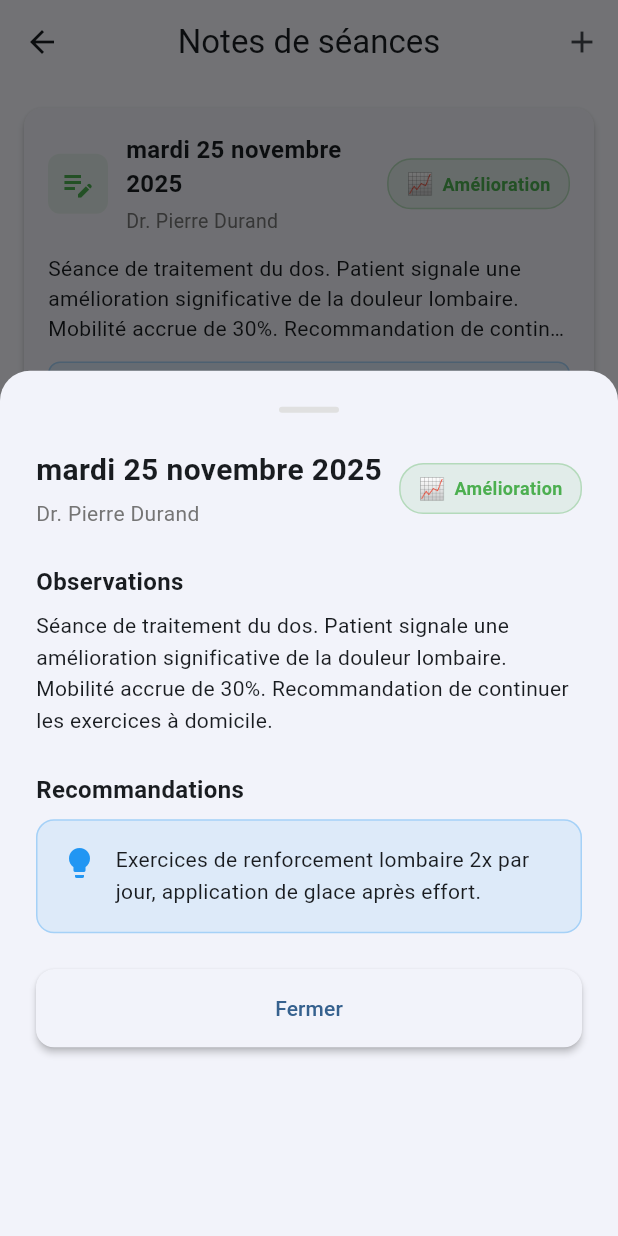
After one commit to RBSoftwareAI/kine, a Flutter app: the SessionNotesScreen screen opened directly, after a tap on an icon or button, on a phone screen of 412 x 824 dp. The commit adds this screen. Run offline on Flutter 3.47's test engine with Material 3 defaults, Android fonts, the phone set to English and light mode, and no system bars; our stand-ins replace cloud_firestore, csv, firebase_auth, firebase_core, fl_chart, shared_preferences and 1 more; missing offline and left inert: dart:html; accounts and stored records are empty.

Commit message:
✨ UX: 4 améliorations suite retours utilisateur
🎯 Améliorations implémentées :

1️⃣ ✅ Contraste amélioré
- Sous-titre du bouton 'Découvrir MediDesk' plus lisible
- Couleur: #000000 70% opacité + fontWeight 500

2️⃣ ✅ Accès cartographie douleurs
- Nouveau menu 'Cartographie des douleurs' (icône accessibility_new)
- Navigation vers PainTrackingScreen
- Accessible manuellement depuis menu professionnel

3️⃣ ✅ Écran notes de séances
- SessionNotesScreen créé avec 5 notes factices
- Affichage: date, observations, recommandations, statut
- Statuts: Amélioration, Stable, Dégradation, Guérison
- Bottom sheet pour détail complet d'une note
- Accessible depuis menu 'Notes de séance'

4️⃣ ✅ Détail patient au clic
- Code navigation déjà présent (PatientDetailScreen)
- Fonctionnalité native de patients_list_screen.dart
- Clic sur patient → détail avec toutes infos

📦 Nouveaux fichiers :
- lib/screens/session_notes/session_notes_screen.dart

🔧 Fichiers modifiés :
- lib/views/home/home_screen.dart (contraste + menus)

🎨 Notes factices : 5 exemples (dos, épaule, genou, cervicale, lombaire)
💡 Immersion praticiens : visualisation réaliste des séances

Session 26 Nov 2025 - Améliorations UX suite feedback utilisateur

```diff
--- /dev/null
+++ b/lib/screens/session_notes/session_notes_screen.dart
@@ -0,0 +1,448 @@
+import 'package:flutter/material.dart';
+import 'package:intl/intl.dart';
+import '../../models/session_note.dart';
+import '../../utils/app_theme.dart';
+
+/// Écran de gestion des notes de séances
+class SessionNotesScreen extends StatefulWidget {
+  const SessionNotesScreen({super.key});
+
+  @override
+  State<SessionNotesScreen> createState() => _SessionNotesScreenState();
+}
+
+class _SessionNotesScreenState extends State<SessionNotesScreen> {
+  List<SessionNote> _sessionNotes = [];
+  bool _isLoading = true;
+
+  @override
+  void initState() {
+    super.initState();
+    _loadSessionNotes();
+  }
+
+  Future<void> _loadSessionNotes() async {
+    // Pour la démonstration, créer des notes factices
+    await Future.delayed(const Duration(milliseconds: 500));
+
+    setState(() {
+      _sessionNotes = _getMockSessionNotes();
+      _isLoading = false;
+    });
+  }
+
+  List<SessionNote> _getMockSessionNotes() {
+    final now = DateTime.now();
+    return [
+      SessionNote(
+        id: 'note_1',
+        patientId: 'patient_1',
+        professionalId: 'prof_1',
+        professionalName: 'Dr. Pierre Durand',
+        sessionDate: now.subtract(const Duration(days: 1)),
+        observations: 'Séance de traitement du dos. Patient signale une amélioration significative de la douleur lombaire. Mobilité accrue de 30%. Recommandation de continuer les exercices à domicile.',
+        progressStatus: ProgressStatus.improving,
+        painPointIds: ['pain_1', 'pain_2'],
+        recommendations: 'Exercices de renforcement lombaire 2x par jour, application de glace après effort.',
+        createdAt: now.subtract(const Duration(days: 1)),
+      ),
+      SessionNote(
+        id: 'note_2',
+        patientId: 'patient_2',
+        professionalId: 'prof_1',
+        professionalName: 'Dr. Pierre Durand',
+        sessionDate: now.subtract(const Duration(days: 2)),
+        observations: 'Première séance pour douleur à l\'épaule droite. Patient rapporte douleur depuis 3 semaines suite à un mouvement brusque. Amplitude de mouvement limitée à 70°.',
+        progressStatus: ProgressStatus.stable,
+        painPointIds: ['pain_3'],
+        recommendations: 'Repos relatif, éviter mouvements brusques, séance de suivi dans 1 semaine.',
+        createdAt: now.subtract(const Duration(days: 2)),
+      ),
+      SessionNote(
+        id: 'note_3',
+        patientId: 'patient_3',
+        professionalId: 'prof_1',
+        professionalName: 'Dr. Pierre Durand',
+        sessionDate: now.subtract(const Duration(days: 3)),
+        observations: 'Séance de suivi pour genou gauche. Patient rapporte légère augmentation de la douleur après activité sportive intense. Inflammation visible.',
+        progressStatus: ProgressStatus.worsening,
+        painPointIds: ['pain_4'],
+        recommendations: 'Réduction activité physique, application de froid, anti-inflammatoires selon prescription médecin.',
+        createdAt: now.subtract(const Duration(days: 3)),
+      ),
+      SessionNote(
+        id: 'note_4',
+        patientId: 'patient_4',
+        professionalId: 'prof_1',
+        professionalName: 'Dr. Pierre Durand',
+        sessionDate: now.subtract(const Duration(days: 5)),
+        observations: 'Dernière séance pour douleur cervicale. Patient ne signale plus de douleur, mobilité complète retrouvée. Objectifs thérapeutiques atteints.',
+        progressStatus: ProgressStatus.recovered,
+        painPointIds: ['pain_5'],
+        recommendations: 'Maintenir exercices posturaux, séance de contrôle dans 1 mois si besoin.',
+        createdAt: now.subtract(const Duration(days: 5)),
+      ),
+      SessionNote(
+        id: 'note_5',
+        patientId: 'patient_5',
+        professionalId: 'prof_1',
+        professionalName: 'Dr. Pierre Durand',
+        sessionDate: now.subtract(const Duration(days: 7)),
+        observations: 'Séance de traitement pour douleur lombaire chronique. Patient rapporte amélioration progressive. Techniques de mobilisation appliquées avec succès.',
+        progressStatus: ProgressStatus.improving,
+        painPointIds: ['pain_6', 'pain_7'],
+        recommendations: 'Poursuivre exercices quotidiens, éviter port de charges lourdes.',
+        createdAt: now.subtract(const Duration(days: 7)),
+      ),
+    ];
+  }
+
+  @override
+  Widget build(BuildContext context) {
+    return Scaffold(
+      appBar: AppBar(
+        title: const Text('Notes de séances'),
+        actions: [
+          IconButton(
+            icon: const Icon(Icons.add),
+            onPressed: _showAddNoteDialog,
+            tooltip: 'Ajouter une note',
+          ),
+        ],
+      ),
+      body: _isLoading
+          ? const Center(child: CircularProgressIndicator())
+          : _sessionNotes.isEmpty
+              ? _buildEmptyState()
+              : _buildNotesList(),
+    );
+  }
+
+  Widget _buildEmptyState() {
+    return Center(
+      child: Column(
+        mainAxisAlignment: MainAxisAlignment.center,
+        children: [
+          Icon(
+            Icons.note_add_outlined,
+            size: 64,
+            color: Colors.grey[400],
+          ),
+          const SizedBox(height: 16),
+          Text(
+            'Aucune note de séance',
+            style: TextStyle(
+              fontSize: 18,
+              fontWeight: FontWeight.bold,
+              color: Colors.grey[600],
+            ),
+          ),
+          const SizedBox(height: 8),
+          Text(
+            'Ajoutez des notes pour suivre vos séances',
+            style: TextStyle(
+              fontSize: 14,
+              color: Colors.grey[500],
+            ),
+          ),
+          const SizedBox(height: 24),
+          ElevatedButton.icon(
+            onPressed: _showAddNoteDialog,
+            icon: const Icon(Icons.add),
+            label: const Text('Ajouter une note'),
+          ),
+        ],
+      ),
+    );
+  }
+
+  Widget _buildNotesList() {
+    return RefreshIndicator(
+      onRefresh: _loadSessionNotes,
+      child: ListView.builder(
+        padding: const EdgeInsets.all(16),
+        itemCount: _sessionNotes.length,
+        itemBuilder: (context, index) {
+          final note = _sessionNotes[index];
+          return _buildNoteCard(note);
+        },
+      ),
+    );
+  }
+
+  Widget _buildNoteCard(SessionNote note) {
+    return Card(
+      margin: const EdgeInsets.only(bottom: 16),
+      child: InkWell(
+        onTap: () => _showNoteDetail(note),
+        borderRadius: BorderRadius.circular(12),
+        child: Padding(
+          padding: const EdgeInsets.all(16),
+          child: Column(
+            crossAxisAlignment: CrossAxisAlignment.start,
+            children: [
+              Row(
+                children: [
+                  Container(
+                    padding: const EdgeInsets.all(8),
+                    decoration: BoxDecoration(
+                      color: _getStatusColor(note.progressStatus).withValues(alpha: 0.1),
+                      borderRadius: BorderRadius.circular(8),
+                    ),
+                    child: Icon(
+                      Icons.edit_note,
+                      color: _getStatusColor(note.progressStatus),
+                      size: 24,
+                    ),
+                  ),
+                  const SizedBox(width: 12),
+                  Expanded(
+                    child: Column(
+                      crossAxisAlignment: CrossAxisAlignment.start,
+                      children: [
+                        Text(
+                          _formatDate(note.sessionDate),
+                          style: const TextStyle(
+                            fontSize: 16,
+                            fontWeight: FontWeight.bold,
+                          ),
+                        ),
+                        const SizedBox(height: 4),
+                        Text(
+                          note.professionalName,
+                          style: TextStyle(
+                            fontSize: 13,
+                            color: Colors.grey[600],
+                          ),
+                        ),
+                      ],
+                    ),
+                  ),
+                  _buildStatusChip(note.progressStatus),
+                ],
+              ),
+              const SizedBox(height: 12),
+              Text(
+                note.observations,
+                maxLines: 3,
+                overflow: TextOverflow.ellipsis,
+                style: const TextStyle(fontSize: 14, height: 1.4),
+              ),
+              if (note.recommendations != null) ...[
+                const SizedBox(height: 12),
+                Container(
+                  padding: const EdgeInsets.all(12),
+                  decoration: BoxDecoration(
+                    color: AppTheme.info.withValues(alpha: 0.1),
+                    borderRadius: BorderRadius.circular(8),
+                    border: Border.all(
+                      color: AppTheme.info.withValues(alpha: 0.3),
+                    ),
+                  ),
+                  child: Row(
+                    crossAxisAlignment: CrossAxisAlignment.start,
+                    children: [
+                      const Icon(
+                        Icons.lightbulb_outline,
+                        color: AppTheme.info,
+                        size: 20,
+                      ),
+                      const SizedBox(width: 8),
+                      Expanded(
+                        child: Text(
+                          note.recommendations!,
+                          style: const TextStyle(fontSize: 13),
+                          maxLines: 2,
+                          overflow: TextOverflow.ellipsis,
+                        ),
+                      ),
+                    ],
+                  ),
+                ),
+              ],
+            ],
+          ),
+        ),
+      ),
+    );
+  }
+
+  Widget _buildStatusChip(ProgressStatus status) {
+    return Container(
+      padding: const EdgeInsets.symmetric(horizontal: 12, vertical: 6),
+      decoration: BoxDecoration(
+        color: _getStatusColor(status).withValues(alpha: 0.1),
+        borderRadius: BorderRadius.circular(16),
+        border: Border.all(
+          color: _getStatusColor(status).withValues(alpha: 0.3),
+        ),
+      ),
+      child: Row(
+        mainAxisSize: MainAxisSize.min,
+        children: [
+          Text(
+            status.emoji,
+            style: const TextStyle(fontSize: 14),
+          ),
+          const SizedBox(width: 6),
+          Text(
+            status.displayName,
+            style: TextStyle(
+              fontSize: 12,
+              fontWeight: FontWeight.w600,
+              color: _getStatusColor(status),
+            ),
+          ),
+        ],
+      ),
+    );
+  }
+
+  Color _getStatusColor(ProgressStatus status) {
+    switch (status) {
+      case ProgressStatus.improving:
+        return AppTheme.success;
+      case ProgressStatus.stable:
+        return Colors.blue;
+      case ProgressStatus.worsening:
+        return AppTheme.warning;
+      case ProgressStatus.recovered:
+        return Colors.teal;
+    }
+  }
+
+  String _formatDate(DateTime date) {
+    return DateFormat('EEEE d MMMM yyyy', 'fr_FR').format(date);
+  }
+
+  void _showNoteDetail(SessionNote note) {
+    showModalBottomSheet(
+      context: context,
+      isScrollControlled: true,
+      shape: const RoundedRectangleBorder(
+        borderRadius: BorderRadius.vertical(top: Radius.circular(20)),
+      ),
+      builder: (context) => DraggableScrollableSheet(
+        initialChildSize: 0.7,
+        minChildSize: 0.5,
+        maxChildSize: 0.95,
+        expand: false,
+        builder: (context, scrollController) => SingleChildScrollView(
+          controller: scrollController,
+          padding: const EdgeInsets.all(24),
+          child: Column(
+            crossAxisAlignment: CrossAxisAlignment.start,
+            children: [
+              Center(
+                child: Container(
+                  width: 40,
+                  height: 4,
+                  decoration: BoxDecoration(
+                    color: Colors.grey[300],
+                    borderRadius: BorderRadius.circular(2),
+                  ),
+                ),
+              ),
+              const SizedBox(height: 24),
+              Row(
+                children: [
+                  Expanded(
+                    child: Column(
+                      crossAxisAlignment: CrossAxisAlignment.start,
+                      children: [
+                        Text(
+                          _formatDate(note.sessionDate),
+                          style: const TextStyle(
+                            fontSize: 20,
+                            fontWeight: FontWeight.bold,
+                          ),
+                        ),
+                        const SizedBox(height: 4),
+                        Text(
+                          note.professionalName,
+                          style: TextStyle(
+                            fontSize: 14,
+                            color: Colors.grey[600],
+                          ),
+                        ),
+                      ],
+                    ),
+                  ),
+                  _buildStatusChip(note.progressStatus),
+                ],
+              ),
+              const SizedBox(height: 24),
+              const Text(
+                'Observations',
+                style: TextStyle(
+                  fontSize: 16,
+                  fontWeight: FontWeight.bold,
+                ),
+              ),
+              const SizedBox(height: 8),
+              Text(
+                note.observations,
+                style: const TextStyle(fontSize: 14, height: 1.5),
+              ),
+              if (note.recommendations != null) ...[
+                const SizedBox(height: 24),
+                const Text(
+                  'Recommandations',
+                  style: TextStyle(
+                    fontSize: 16,
+                    fontWeight: FontWeight.bold,
+                  ),
+                ),
+                const SizedBox(height: 8),
+                Container(
+                  padding: const EdgeInsets.all(16),
+                  decoration: BoxDecoration(
+                    color: AppTheme.info.withValues(alpha: 0.1),
+                    borderRadius: BorderRadius.circular(12),
+                    border: Border.all(
+                      color: AppTheme.info.withValues(alpha: 0.3),
+                    ),
+                  ),
+                  child: Row(
+                    crossAxisAlignment: CrossAxisAlignment.start,
+                    children: [
+                      const Icon(
+                        Icons.lightbulb,
+                        color: AppTheme.info,
+                        size: 24,
+                      ),
+                      const SizedBox(width: 12),
+                      Expanded(
+                        child: Text(
+                          note.recommendations!,
+                          style: const TextStyle(fontSize: 14, height: 1.5),
+                        ),
+                      ),
+                    ],
+                  ),
+                ),
+              ],
+              const SizedBox(height: 24),
+              SizedBox(
+                width: double.infinity,
+                child: ElevatedButton(
+                  onPressed: () => Navigator.pop(context),
+                  child: const Text('Fermer'),
+                ),
+              ),
+            ],
+          ),
+        ),
+      ),
+    );
+  }
+
+  void _showAddNoteDialog() {
+    ScaffoldMessenger.of(context).showSnackBar(
+      const SnackBar(
+        content: Text('Fonctionnalité d\'ajout de notes en développement'),
+        duration: Duration(seconds: 2),
+      ),
+    );
+  }
+}
--- a/lib/views/home/home_screen.dart
+++ b/lib/views/home/home_screen.dart
@@ -8,6 +8,7 @@ import '../audit/audit_history_screen.dart';
 import '../evolution/evolution_screen.dart';
 import '../admin/permissions_management_screen.dart';
 import '../../widgets/guided_tour_v2.dart';
+import '../../screens/session_notes/session_notes_screen.dart';
 
 class HomeScreen extends StatelessWidget {
   const HomeScreen({super.key});
@@ -138,11 +139,12 @@ class HomeScreen extends StatelessWidget {
                                   ),
                                 ),
                                 SizedBox(height: 4),
-                                Text(
+                                const Text(
                                   'Visite guidée interactive (5-7 min)',
                                   style: TextStyle(
                                     fontSize: 13,
-                                    color: Colors.grey,
+                                    color: Color(0xB3000000),
+                                    fontWeight: FontWeight.w500,
                                   ),
                                 ),
                               ],
@@ -328,13 +330,31 @@ class HomeScreen extends StatelessWidget {
       ),
       _buildMenuCard(
         context,
+        icon: Icons.accessibility_new,
+        title: 'Cartographie des douleurs',
+        subtitle: 'Localiser les zones douloureuses',
+        color: Colors.red,
+        onTap: () {
+          Navigator.push(
+            context,
+            MaterialPageRoute(
+              builder: (context) => const PainTrackingScreen(),
+            ),
+          );
+        },
+      ),
+      _buildMenuCard(
+        context,
         icon: Icons.edit_note,
         title: 'Notes de séance',
-        subtitle: 'Ajouter des observations',
+        subtitle: 'Consulter et ajouter des observations',
         color: AppTheme.info,
         onTap: () {
-          ScaffoldMessenger.of(context).showSnackBar(
-            const SnackBar(content: Text('Fonctionnalité en développement')),
+          Navigator.push(
+            context,
+            MaterialPageRoute(
+              builder: (context) => const SessionNotesScreen(),
+            ),
           );
         },
       ),
```
